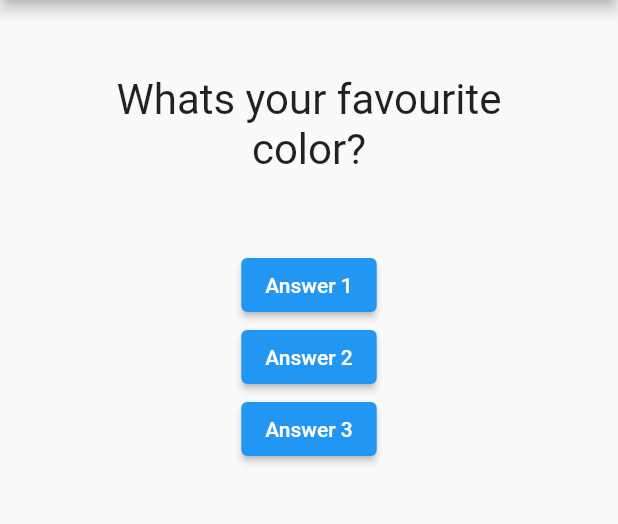
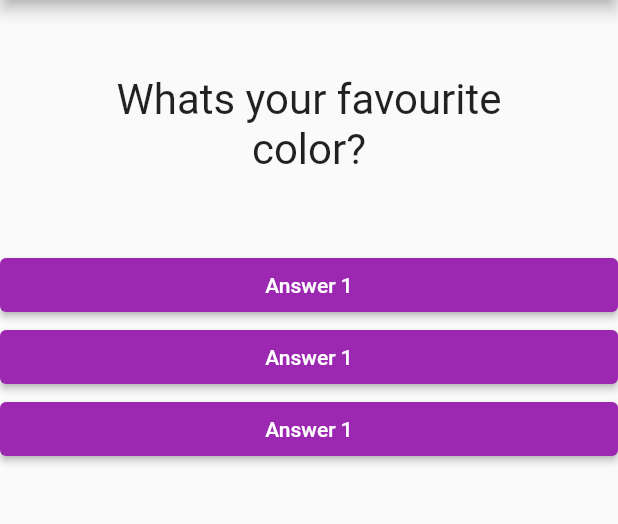
Before and after one commit to kmjaman/flutter-app, a Flutter app: the screen it shows after launch, on a phone screen of 412 x 824 dp, the part 84-608 px from its top. Run offline on Flutter 3.47's test engine with Material 2 defaults, Android fonts, the phone set to English and light mode, and no system bars.

Commit message:
added answer.dart file

```diff
--- /dev/null
+++ b/lib/answer.dart
@@ -0,0 +1,20 @@
+import 'package:flutter/material.dart';
+
+class Answer extends StatelessWidget {
+
+  final Function() selectAnswer;
+
+  Answer(this.selectAnswer);
+
+  @override
+  Widget build(BuildContext context) {
+    return Container(
+      width: double.infinity,
+      child: ElevatedButton(
+        style: ElevatedButton.styleFrom(primary: Colors.purple),
+        child: Text('Answer 1'),
+        onPressed: selectAnswer,
+      ),
+    );
+  }
+}
--- a/lib/main.dart
+++ b/lib/main.dart
@@ -1,5 +1,6 @@
 import 'package:flutter/material.dart';
 import './question.dart';
+import './answer.dart';
 
 void main() => runApp(MyApp());
 
@@ -43,18 +44,9 @@ class _MyAppState extends State<MyApp> {
               Question(
                 questions[_questionIndex],
               ),
-              ElevatedButton(
-                child: Text('Answer 1'),
-                onPressed: _answerQuestion,
-              ),
-              ElevatedButton(
-                child: Text('Answer 2'),
-                onPressed: _answerQuestion,
-              ),
-              ElevatedButton(
-                child: Text('Answer 3'),
-                onPressed: _answerQuestion,
-              ),
+              Answer(_answerQuestion),
+              Answer(_answerQuestion),
+              Answer(_answerQuestion),
             ],
           ),
       ),
```
